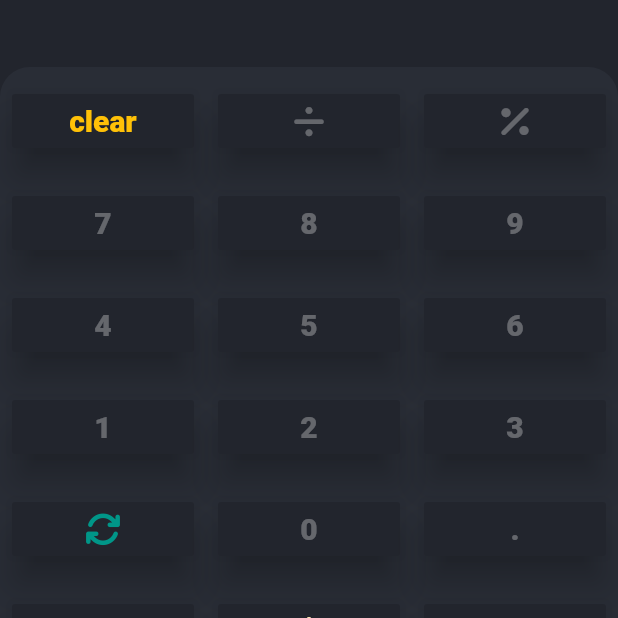
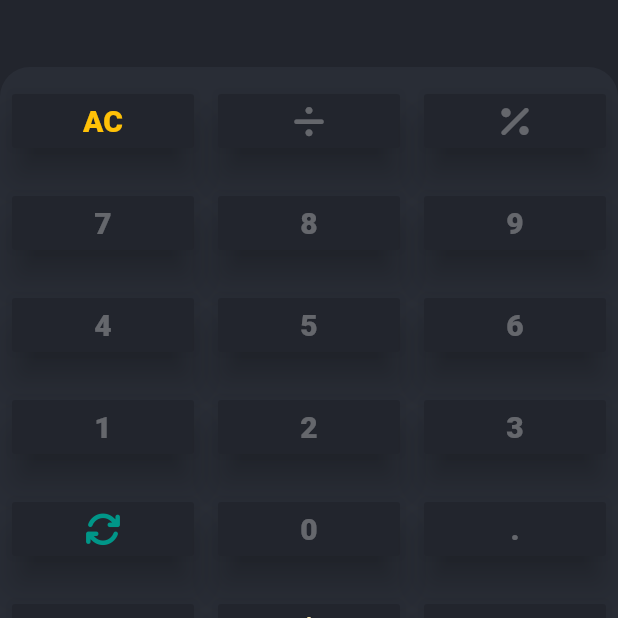
Before and after one commit to AzorAha1/calculator, a Flutter app: the screen it shows after launch, on a phone screen of 412 x 824 dp, the part 551-1169 px from its top. Run offline on Flutter 3.47's test engine with Material 2 defaults, Android fonts, the phone set to English and light mode, and no system bars; our stand-ins replace font_awesome_flutter.

Commit message:
ui changes

```diff
--- a/lib/home.dart
+++ b/lib/home.dart
@@ -57,7 +57,7 @@ class _StartpageState extends State<Startpage> {
                           });
                         },
                         child: Text(
-                          'clear',
+                          'AC',
                           style: ktextstyle.copyWith(color: Colors.amber),
                         ),
                       ),
```
